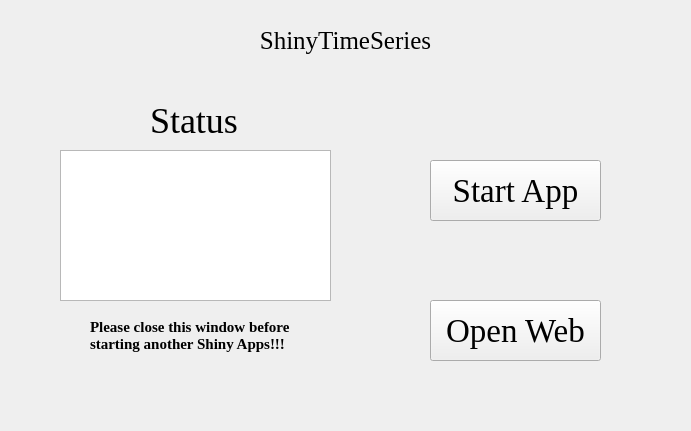
The window that ShinyTimeSeries.ui (hzaurzli/MicroWorldOmics) describes before a commit, drawn with Qt 5.
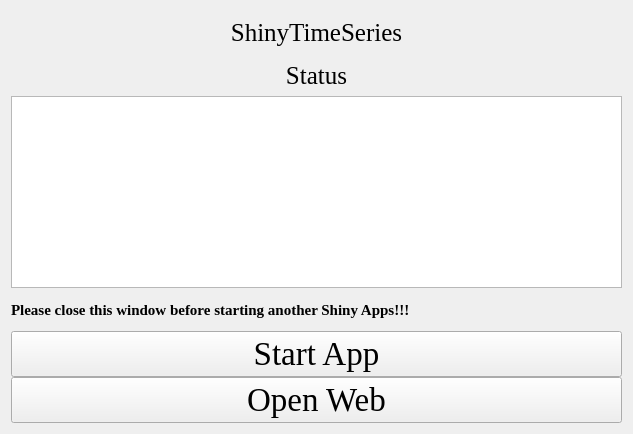
The same window after the commit. Icons and pictures are not drawn.

Patch:
```diff
--- a/ShinyTimeSeries.ui
+++ b/ShinyTimeSeries.ui
@@ -6,8 +6,8 @@
    <rect>
     <x>0</x>
     <y>0</y>
-    <width>691</width>
-    <height>431</height>
+    <width>633</width>
+    <height>434</height>
    </rect>
   </property>
   <property name="windowTitle">
@@ -16,28 +16,17 @@
   <property name="styleSheet">
    <string notr="true">background-image: url(D:/tools/Pycharm/pyqt/logo/backgroundpage.png)</string>
   </property>
-  <widget class="QTextBrowser" name="textBrowser">
-   <property name="geometry">
-    <rect>
-     <x>60</x>
-     <y>150</y>
-     <width>271</width>
-     <height>151</height>
-    </rect>
+  <layout class="QGridLayout" name="gridLayout_4">
+   <property name="verticalSpacing">
+    <number>0</number>
    </property>
-   <property name="styleSheet">
-    <string notr="true">background-image: url(D:/tools/Pycharm/pyqt/logo/white.png)</string>
-   </property>
-  </widget>
+   <item row="0" column="0">
+    <layout class="QGridLayout" name="gridLayout_5">
+     <property name="verticalSpacing">
+      <number>0</number>
+     </property>
+     <item row="0" column="0" colspan="3">
   <widget class="QLabel" name="label">
-   <property name="geometry">
-    <rect>
-     <x>230</x>
-     <y>20</y>
-     <width>231</width>
-     <height>41</height>
-    </rect>
-   </property>
    <property name="font">
     <font>
      <family>Times New Roman</family>
@@ -51,75 +40,32 @@
     <set>Qt::AlignCenter</set>
    </property>
   </widget>
-  <widget class="QLabel" name="label_2">
-   <property name="geometry">
-    <rect>
-     <x>150</x>
-     <y>100</y>
-     <width>101</width>
-     <height>41</height>
-    </rect>
-   </property>
+     </item>
+     <item row="3" column="0" colspan="3">
+      <widget class="QLabel" name="label_4">
    <property name="font">
     <font>
      <family>Times New Roman</family>
-     <pointsize>27</pointsize>
+         <pointsize>19</pointsize>
     </font>
    </property>
    <property name="text">
     <string>Status</string>
    </property>
    <property name="alignment">
-    <set>Qt::AlignLeading|Qt::AlignLeft|Qt::AlignVCenter</set>
-   </property>
-  </widget>
-  <widget class="QPushButton" name="pushButton">
-   <property name="geometry">
-    <rect>
-     <x>430</x>
-     <y>160</y>
-     <width>171</width>
-     <height>61</height>
-    </rect>
-   </property>
-   <property name="font">
-    <font>
-     <family>Times New Roman</family>
-     <pointsize>25</pointsize>
-    </font>
-   </property>
-   <property name="text">
-    <string>Start App</string>
-   </property>
-  </widget>
-  <widget class="QPushButton" name="pushButton_2">
-   <property name="geometry">
-    <rect>
-     <x>430</x>
-     <y>300</y>
-     <width>171</width>
-     <height>61</height>
-    </rect>
-   </property>
-   <property name="font">
-    <font>
-     <family>Times New Roman</family>
-     <pointsize>25</pointsize>
-    </font>
-   </property>
-   <property name="text">
-    <string>Open Web</string>
-   </property>
-  </widget>
+        <set>Qt::AlignCenter</set>
+       </property>
+      </widget>
+     </item>
+     <item row="5" column="0" rowspan="2" colspan="3">
+      <widget class="QTextBrowser" name="textBrowser">
+       <property name="styleSheet">
+        <string notr="true">background-image: url(D:/Documents/Desktop/white.png)</string>
+       </property>
+      </widget>
+     </item>
+     <item row="7" column="0" colspan="3">
   <widget class="QLabel" name="label_3">
-   <property name="geometry">
-    <rect>
-     <x>90</x>
-     <y>310</y>
-     <width>211</width>
-     <height>51</height>
-    </rect>
-   </property>
    <property name="font">
     <font>
      <family>Times New Roman</family>
@@ -129,10 +75,39 @@
     </font>
    </property>
    <property name="text">
-    <string>Please close this window before
-starting another Shiny Apps!!!</string>
-   </property>
-  </widget>
+        <string>Please close this window before starting another Shiny Apps!!!</string>
+       </property>
+      </widget>
+     </item>
+     <item row="8" column="0" colspan="3">
+      <widget class="QPushButton" name="pushButton">
+       <property name="font">
+        <font>
+         <family>Times New Roman</family>
+         <pointsize>25</pointsize>
+        </font>
+       </property>
+       <property name="text">
+        <string>Start App</string>
+       </property>
+      </widget>
+     </item>
+     <item row="9" column="0" colspan="3">
+      <widget class="QPushButton" name="pushButton_2">
+       <property name="font">
+        <font>
+         <family>Times New Roman</family>
+         <pointsize>25</pointsize>
+        </font>
+       </property>
+       <property name="text">
+        <string>Open Web</string>
+       </property>
+      </widget>
+     </item>
+    </layout>
+   </item>
+  </layout>
  </widget>
  <resources/>
  <connections/>
```
Left out of the diff: 2 changed lines with no effect on the pictures. Lines whose indentation alone changed are shown as unchanged.
